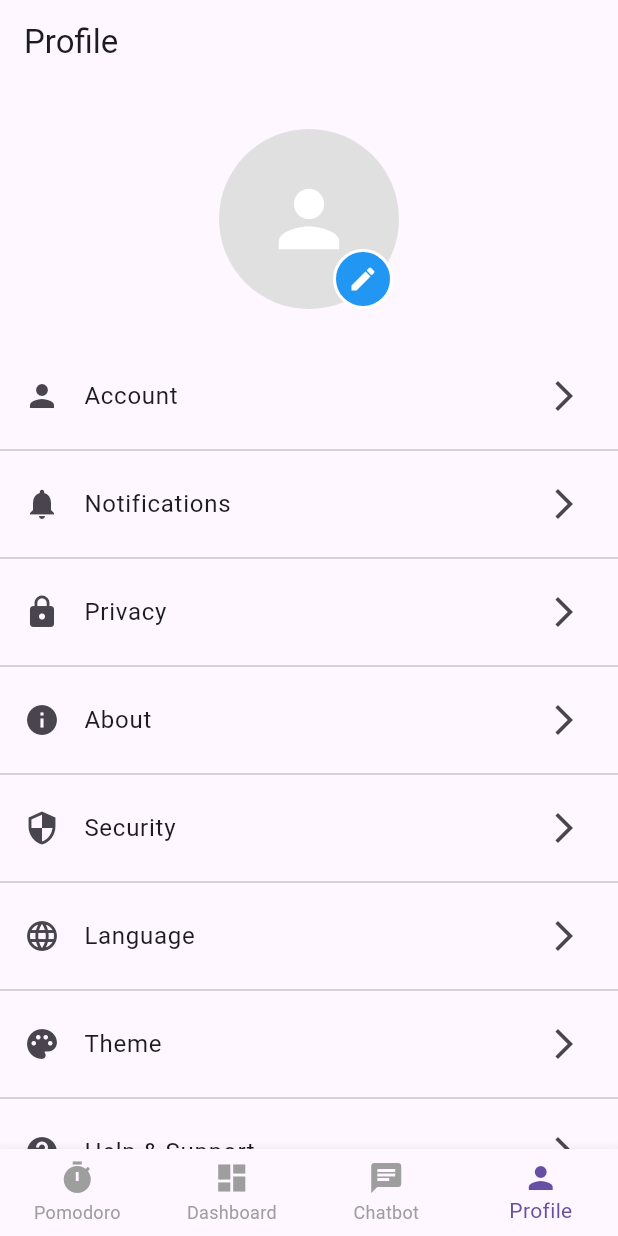
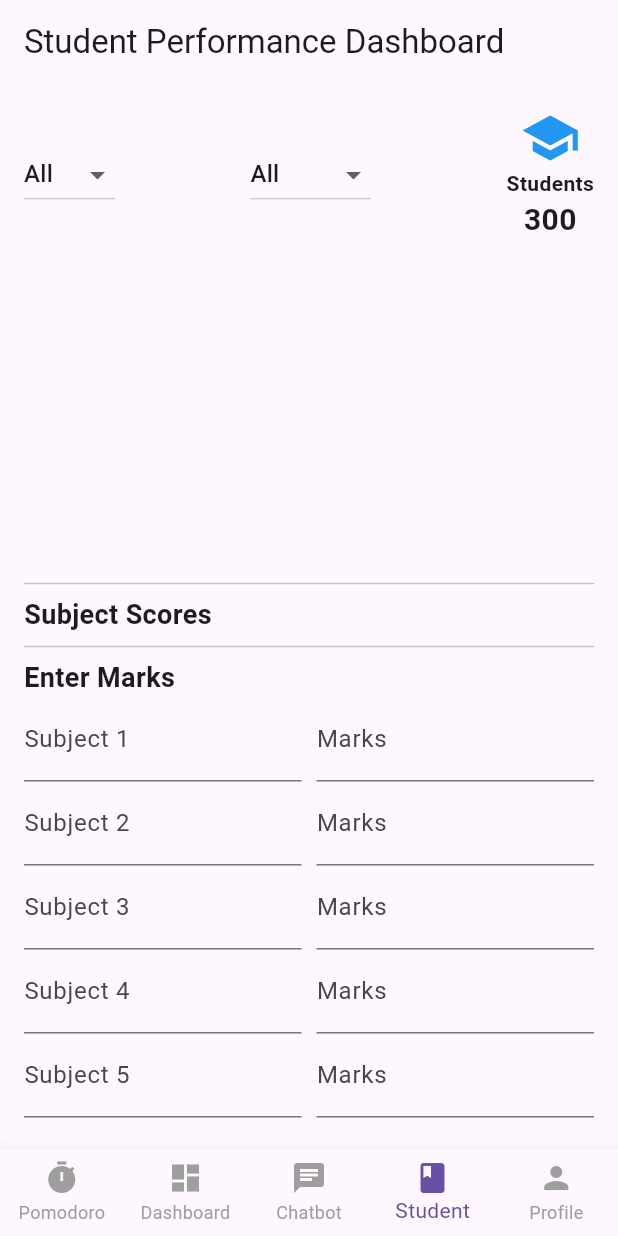
Before and after one commit to techan-af/wellbeing, a Flutter app: the screen it shows after launch, item 4 of the bottom bar chosen, on a phone screen of 412 x 824 dp. Run offline on Flutter 3.47's test engine with Material 3 defaults, Android fonts, the phone set to English and light mode, and no system bars; drawn by our look-alikes of fl_chart; our stand-ins replace permission_handler, table_calendar; missing offline and left inert: usage_stats.

Commit message:
le bhai chetan

```diff
--- a/lib/main.dart
+++ b/lib/main.dart
@@ -3,6 +3,7 @@ import 'package:flutter/material.dart';
 import 'screens/pomodoro_screen.dart';
 import 'screens/dashboard_screen.dart';
 import 'screens/chatbot_screen.dart';
+import 'screens/student_dashboard.dart';
 import 'screens/profile_screen.dart';
 import 'widgets/bottom_navbar.dart';
 
@@ -36,6 +37,7 @@ class _HomePageState extends State<HomePage> {
     PomodoroScreen(),
     DashboardScreen(),
     ChatbotScreen(),
+    StudentDashboard(),
     ProfileScreen(),
   ];
 
--- /dev/null
+++ b/lib/screens/student_dashboard.dart
@@ -0,0 +1,159 @@
+import 'package:flutter/material.dart';
+import 'package:fl_chart/fl_chart.dart';
+
+class StudentDashboard extends StatefulWidget {
+  const StudentDashboard({Key? key}) : super(key: key);
+
+  @override
+  _StudentDashboardState createState() => _StudentDashboardState();
+}
+
+class _StudentDashboardState extends State<StudentDashboard> {
+  final List<TextEditingController> subjectControllers =
+      List.generate(5, (index) => TextEditingController());
+  final List<TextEditingController> marksControllers =
+      List.generate(5, (index) => TextEditingController());
+  Map<String, double> marksData = {};
+
+  String selectedYear = "All";
+  String selectedGrade = "All";
+
+  void updateChartData() {
+    marksData.clear();
+    for (int i = 0; i < 5; i++) {
+      String subject = subjectControllers[i].text;
+      String marks = marksControllers[i].text;
+      if (subject.isNotEmpty && marks.isNotEmpty) {
+        marksData[subject] = double.tryParse(marks) ?? 0;
+      }
+    }
+    setState(() {});
+  }
+
+  @override
+  Widget build(BuildContext context) {
+    return Scaffold(
+      appBar: AppBar(title: const Text('Student Performance Dashboard')),
+      body: Padding(
+        padding: const EdgeInsets.all(16.0),
+        child: Column(
+          crossAxisAlignment: CrossAxisAlignment.start,
+          children: [
+            Row(
+              mainAxisAlignment: MainAxisAlignment.spaceBetween,
+              children: [
+                DropdownButton<String>(
+                  value: selectedYear,
+                  items: ["All", "2023", "2024"]
+                      .map((e) => DropdownMenuItem(value: e, child: Text(e)))
+                      .toList(),
+                  onChanged: (value) {
+                    setState(() => selectedYear = value!);
+                  },
+                ),
+                DropdownButton<String>(
+                  value: selectedGrade,
+                  items: ["All", "Grade 1", "Grade 2", "Grade 3"]
+                      .map((e) => DropdownMenuItem(value: e, child: Text(e)))
+                      .toList(),
+                  onChanged: (value) {
+                    setState(() => selectedGrade = value!);
+                  },
+                ),
+                Column(
+                  children: [
+                    const Icon(Icons.school, size: 40, color: Colors.blue),
+                    const Text(
+                      "Students",
+                      style: TextStyle(fontWeight: FontWeight.bold),
+                    ),
+                    const Text(
+                      "300",
+                      style: TextStyle(fontSize: 20, fontWeight: FontWeight.bold),
+                    ),
+                  ],
+                ),
+              ],
+            ),
+            const SizedBox(height: 20),
+            Expanded(
+              child: ListView(
+                children: [
+                  SizedBox(
+                    height: 200,
+                    child: PieChart(
+                      PieChartData(
+                        sections: marksData.entries.map((entry) {
+                          return PieChartSectionData(
+                            value: entry.value,
+                            title: entry.key,
+                            color: Colors.primaries[marksData.keys.toList().indexOf(entry.key) % Colors.primaries.length],
+                            radius: 80,
+                          );
+                        }).toList(),
+                      ),
+                    ),
+                  ),
+                  const Divider(),
+                  const Text(
+                    "Subject Scores",
+                    style: TextStyle(fontSize: 18, fontWeight: FontWeight.bold),
+                  ),
+                  Row(
+                    mainAxisAlignment: MainAxisAlignment.spaceEvenly,
+                    children: marksData.entries.map((entry) {
+                      return Column(
+                        children: [
+                          Text(entry.key, style: TextStyle(fontSize: 16, fontWeight: FontWeight.bold)),
+                          SizedBox(
+                            width: 80,
+                            height: 80,
+                            child: CircularProgressIndicator(
+                              value: entry.value / 100,
+                              backgroundColor: Colors.grey[300],
+                              valueColor: AlwaysStoppedAnimation<Color>(Colors.blue),
+                            ),
+                          ),
+                          Text("${entry.value.toStringAsFixed(2)}%"),
+                        ],
+                      );
+                    }).toList(),
+                  ),
+                  const Divider(),
+                  const Text(
+                    "Enter Marks",
+                    style: TextStyle(fontSize: 18, fontWeight: FontWeight.bold),
+                  ),
+                  for (int i = 0; i < 5; i++)
+                    Row(
+                      children: [
+                        Expanded(
+                          child: TextField(
+                            controller: subjectControllers[i],
+                            decoration: InputDecoration(labelText: "Subject ${i + 1}"),
+                          ),
+                        ),
+                        const SizedBox(width: 10),
+                        Expanded(
+                          child: TextField(
+                            controller: marksControllers[i],
+                            keyboardType: TextInputType.number,
+                            decoration: InputDecoration(labelText: "Marks"),
+                          ),
+                        ),
+                      ],
+                    ),
+                  const SizedBox(height: 20),
+                  ElevatedButton(
+                    onPressed: updateChartData,
+                    child: const Text("Update Dashboard"),
+                  ),
+                ],
+              ),
+            ),
+          ],
+        ),
+      ),
+    );
+  }
+}
--- a/lib/widgets/bottom_navbar.dart
+++ b/lib/widgets/bottom_navbar.dart
@@ -28,6 +28,10 @@ class BottomNavBar extends StatelessWidget {
           label: 'Chatbot',
         ),
         BottomNavigationBarItem(
+          icon: Icon(Icons.book),
+          label: 'Student',
+        ),
+        BottomNavigationBarItem(
           icon: Icon(Icons.person),
           label: 'Profile',
         ),
--- a/pubspec.yaml
+++ b/pubspec.yaml
@@ -30,6 +30,8 @@ environment:
 dependencies:
   flutter:
     sdk: flutter
+  fl_chart: ^0.66.0
+
 
   # The following adds the Cupertino Icons font to your application.
   # Use with the CupertinoIcons class for iOS style icons.
```
Also changed, not shown: lib/screens/pomodoro_screen.dart (+25 -1 lines), pubspec.lock.
